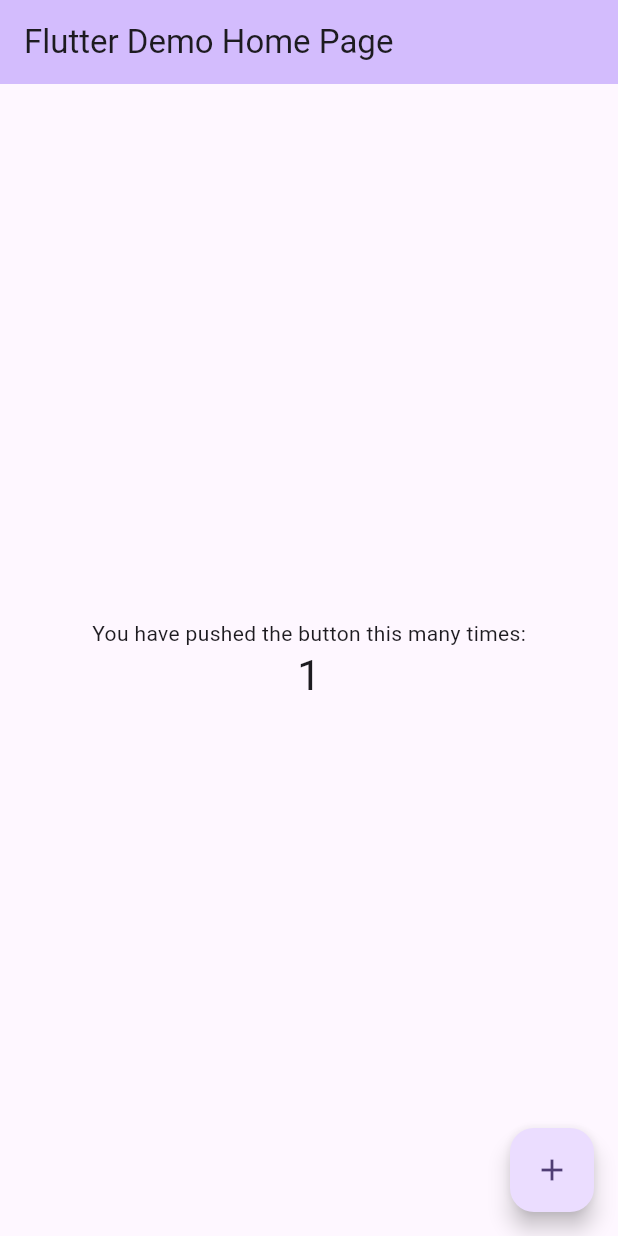
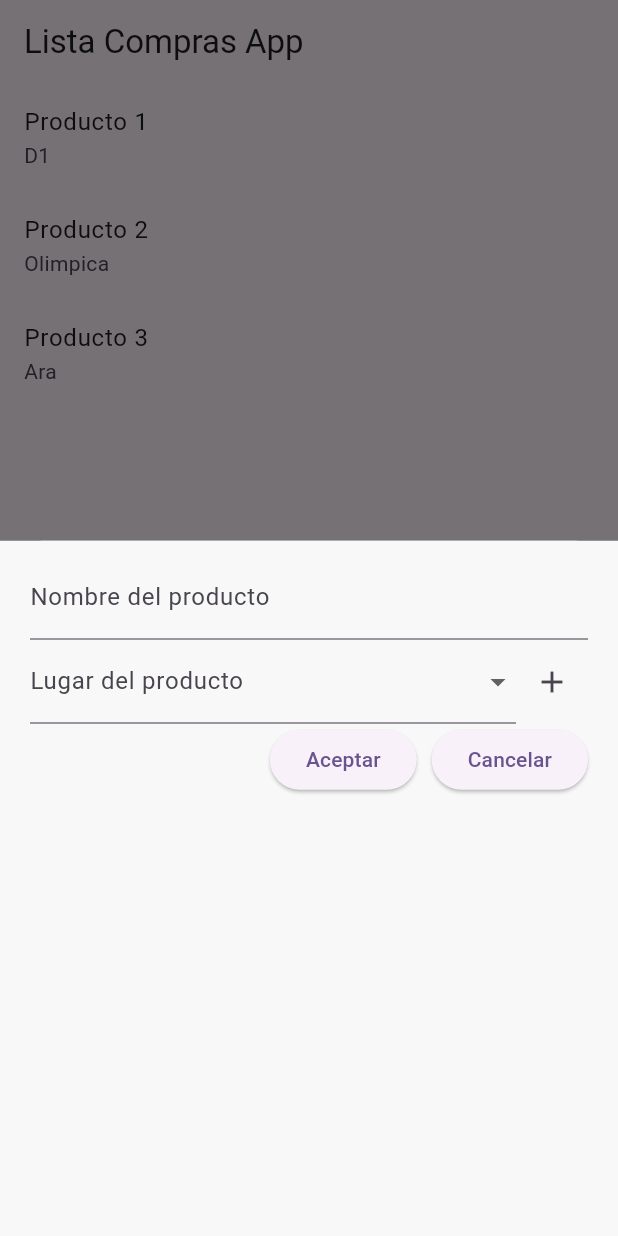
Before and after one commit to ArnoldCatamuscay/ApliMovil-Final-Project, a Flutter app: the screen it shows after launch, after a tap on the "add" icon, on a phone screen of 412 x 824 dp. Run offline on Flutter 3.47's test engine with Material 3 defaults, Android fonts, the phone set to English and light mode, and no system bars.

Commit message:
Add list and new product modal

```diff
--- a/lib/main.dart
+++ b/lib/main.dart
@@ -1,4 +1,5 @@
 import 'package:flutter/material.dart';
+import 'package:myapp/pages/pages.dart';
 
 void main() {
   runApp(const MyApp());
@@ -7,119 +8,16 @@ void main() {
 class MyApp extends StatelessWidget {
   const MyApp({super.key});
 
-  // This widget is the root of your application.
   @override
   Widget build(BuildContext context) {
     return MaterialApp(
-      title: 'Flutter Demo',
+      title: 'Lista Compras App',
       theme: ThemeData(
-        // This is the theme of your application.
-        //
-        // TRY THIS: Try running your application with "flutter run". You'll see
-        // the application has a purple toolbar. Then, without quitting the app,
-        // try changing the seedColor in the colorScheme below to Colors.green
-        // and then invoke "hot reload" (save your changes or press the "hot
-        // reload" button in a Flutter-supported IDE, or press "r" if you used
-        // the command line to start the app).
-        //
-        // Notice that the counter didn't reset back to zero; the application
-        // state is not lost during the reload. To reset the state, use hot
-        // restart instead.
-        //
-        // This works for code too, not just values: Most code changes can be
-        // tested with just a hot reload.
         colorScheme: ColorScheme.fromSeed(seedColor: Colors.deepPurple),
         useMaterial3: true,
       ),
-      home: const MyHomePage(title: 'Flutter Demo Home Page'),
+      //home: const MyHomePage(title: 'Flutter Demo Home Page'),
+      home: HomePage()
     );
   }
 }
-
-class MyHomePage extends StatefulWidget {
-  const MyHomePage({super.key, required this.title});
-
-  // This widget is the home page of your application. It is stateful, meaning
-  // that it has a State object (defined below) that contains fields that affect
-  // how it looks.
-
-  // This class is the configuration for the state. It holds the values (in this
-  // case the title) provided by the parent (in this case the App widget) and
-  // used by the build method of the State. Fields in a Widget subclass are
-  // always marked "final".
-
-  final String title;
-
-  @override
-  State<MyHomePage> createState() => _MyHomePageState();
-}
-
-class _MyHomePageState extends State<MyHomePage> {
-  int _counter = 0;
-
-  void _incrementCounter() {
-    setState(() {
-      // This call to setState tells the Flutter framework that something has
-      // changed in this State, which causes it to rerun the build method below
-      // so that the display can reflect the updated values. If we changed
-      // _counter without calling setState(), then the build method would not be
-      // called again, and so nothing would appear to happen.
-      _counter++;
-    });
-  }
-
-  @override
-  Widget build(BuildContext context) {
-    // This method is rerun every time setState is called, for instance as done
-    // by the _incrementCounter method above.
-    //
-    // The Flutter framework has been optimized to make rerunning build methods
-    // fast, so that you can just rebuild anything that needs updating rather
-    // than having to individually change instances of widgets.
-    return Scaffold(
-      appBar: AppBar(
-        // TRY THIS: Try changing the color here to a specific color (to
-        // Colors.amber, perhaps?) and trigger a hot reload to see the AppBar
-        // change color while the other colors stay the same.
-        backgroundColor: Theme.of(context).colorScheme.inversePrimary,
-        // Here we take the value from the MyHomePage object that was created by
-        // the App.build method, and use it to set our appbar title.
-        title: Text(widget.title),
-      ),
-      body: Center(
-        // Center is a layout widget. It takes a single child and positions it
-        // in the middle of the parent.
-        child: Column(
-          // Column is also a layout widget. It takes a list of children and
-          // arranges them vertically. By default, it sizes itself to fit its
-          // children horizontally, and tries to be as tall as its parent.
-          //
-          // Column has various properties to control how it sizes itself and
-          // how it positions its children. Here we use mainAxisAlignment to
-          // center the children vertically; the main axis here is the vertical
-          // axis because Columns are vertical (the cross axis would be
-          // horizontal).
-          //
-          // TRY THIS: Invoke "debug painting" (choose the "Toggle Debug Paint"
-          // action in the IDE, or press "p" in the console), to see the
-          // wireframe for each widget.
-          mainAxisAlignment: MainAxisAlignment.center,
-          children: <Widget>[
-            const Text(
-              'You have pushed the button this many times:',
-            ),
-            Text(
-              '$_counter',
-              style: Theme.of(context).textTheme.headlineMedium,
-            ),
-          ],
-        ),
-      ),
-      floatingActionButton: FloatingActionButton(
-        onPressed: _incrementCounter,
-        tooltip: 'Increment',
-        child: const Icon(Icons.add),
-      ), // This trailing comma makes auto-formatting nicer for build methods.
-    );
-  }
-}
--- /dev/null
+++ b/lib/models/product.dart
@@ -0,0 +1,13 @@
+
+class Product {
+
+  Product({
+    this.title,
+    this.place,
+    this.key,
+  });
+
+  String? title;
+  String? place;
+  String? key;
+}
--- /dev/null
+++ b/lib/pages/home.dart
@@ -0,0 +1,136 @@
+
+import 'package:flutter/material.dart';
+import 'package:myapp/models/product.dart';
+import 'package:myapp/values/theme.dart';
+
+// ignore: must_be_immutable
+class HomePage extends StatelessWidget {
+  HomePage({super.key});
+
+  List<Product> products = [
+    Product(title: 'Producto 1', place: 'D1'),
+    Product(title: 'Producto 2', place: 'Olimpica'),
+    Product(title: 'Producto 3', place: 'Ara'),
+  ];
+
+  @override
+  Widget build(BuildContext context) {
+    return Scaffold(
+      appBar: AppBar(title: const Text('Lista Compras App')),
+      floatingActionButton: FloatingActionButton(
+        onPressed: () {
+          showModalBottomSheet(
+            context: context,
+            builder: (BuildContext context){
+              return const ModalNewProduct();
+            });
+        },
+        child: const Icon(Icons.add),
+        ),
+      body: ListView(
+        children: [
+          for (Product product in products)
+          ListTile(
+            title: Text(product.title!),
+            subtitle: Text(product.place!),
+          )
+
+        ],
+      )
+    );
+  }
+}
+
+class ModalNewProduct extends StatefulWidget {
+
+  const ModalNewProduct({
+    super.key,
+  });
+
+  @override
+  State<ModalNewProduct> createState() => _ModalNuevoProductoState();
+}
+
+class _ModalNuevoProductoState extends State<ModalNewProduct> {
+  final TextEditingController _tituloController = TextEditingController();
+  final TextEditingController _lugarController = TextEditingController();
+
+  String? _selectedLugar;
+  final List<String> _lugares = ['D1', 'OLIMPICA', 'ARA'];
+
+  @override
+  Widget build(BuildContext context) {
+    return Container(
+      padding: const EdgeInsets.symmetric(horizontal: 20, vertical: 10),
+      //height: 300,
+      color: blanco,
+      child: Form(
+        child: Column(
+          children: [
+            TextFormField(
+              controller: _tituloController,
+              decoration:
+              const InputDecoration(labelText: 'Nombre del producto'),
+            ),
+            Row(
+                children: [
+                  Expanded(
+                    child: DropdownButtonFormField<String>(
+                      value: _selectedLugar,
+                      decoration: const InputDecoration(labelText: 'Lugar del producto'),
+                      onChanged: (String? newValue) {
+                        setState(() {
+                          _selectedLugar = newValue;
+                        });
+                      },
+                      items: _lugares.map<DropdownMenuItem<String>>((String value) {
+                        return DropdownMenuItem<String>(
+                          value: value,
+                          child: Text(value),
+                        );
+                      }).toList(),
+                    ),
+                  ),
+                  IconButton(
+                    icon: const Icon(Icons.add),
+                    onPressed: () {
+                      //TODO: Manejar evento del button
+                    },
+                  ),
+                ],
+            ),
+            Row(
+              mainAxisAlignment: MainAxisAlignment.end,
+              children: [
+                ElevatedButton(
+                  onPressed: () {
+                    Navigator.pop(context);
+                    ScaffoldMessenger.of(context).showSnackBar(
+                      const SnackBar(
+                        content: Text('Producto agregado correctamente'),
+                      ),
+                    );
+                  },
+                  child: const Text('Aceptar'),
+                ),
+                const SizedBox(width: 10),
+                ElevatedButton(
+                  onPressed: () {
+                    Navigator.pop(context);
+                  }, child: const Text('Cancelar'),
+                ),
+              ],
+            )
+          ],
+          )
+        ),
+    );
+  }
+
+  @override
+  void dispose() {
+    _tituloController.dispose();
+    _lugarController.dispose();
+    super.dispose();
+  }
+}
--- /dev/null
+++ b/lib/pages/pages.dart
@@ -0,0 +1 @@
+export 'home.dart';
--- /dev/null
+++ b/lib/values/theme.dart
@@ -0,0 +1,15 @@
+import 'package:flutter/material.dart';
+
+const Color primary = Color(0xff272838);
+const Color blanco = Color(0xffF9F8F8);
+
+myTheme(BuildContext con){
+  return ThemeData(
+    primaryColor: primary,
+    colorScheme: ColorScheme.fromSwatch(
+      primarySwatch: Colors.yellow,
+    ).copyWith(
+      secondary: Colors.amber,
+    )
+  );
+}
```
